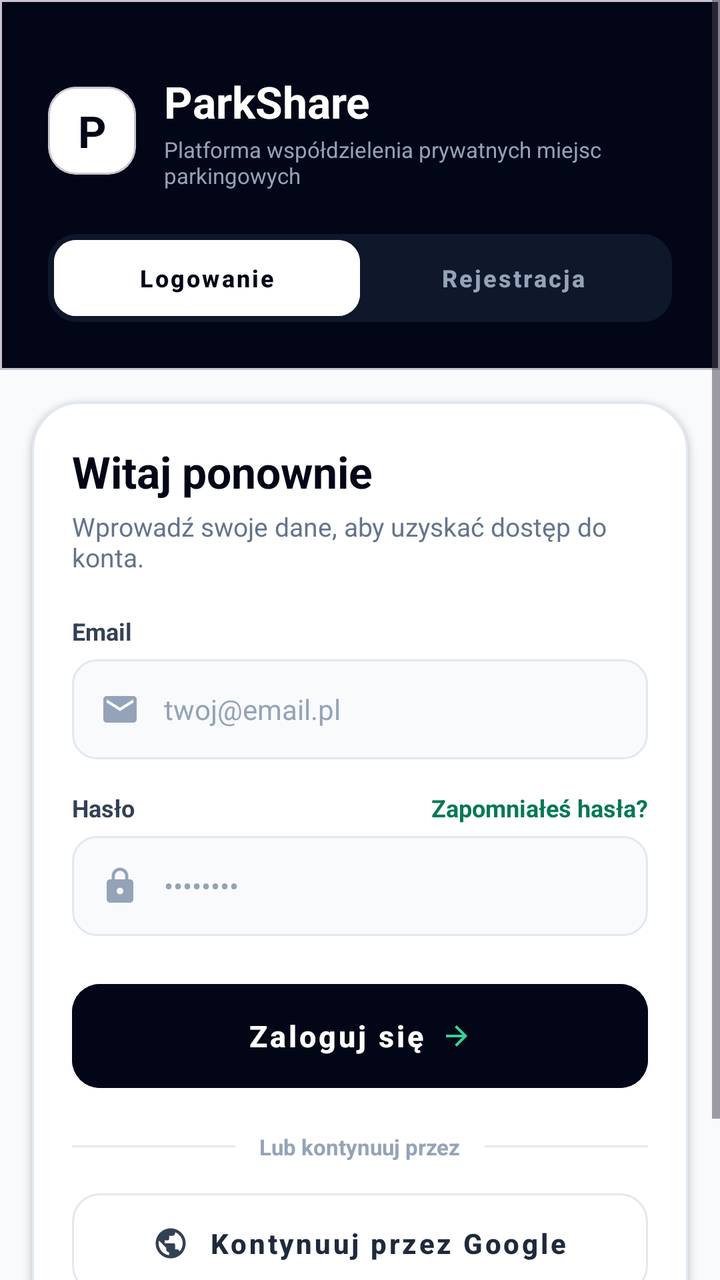
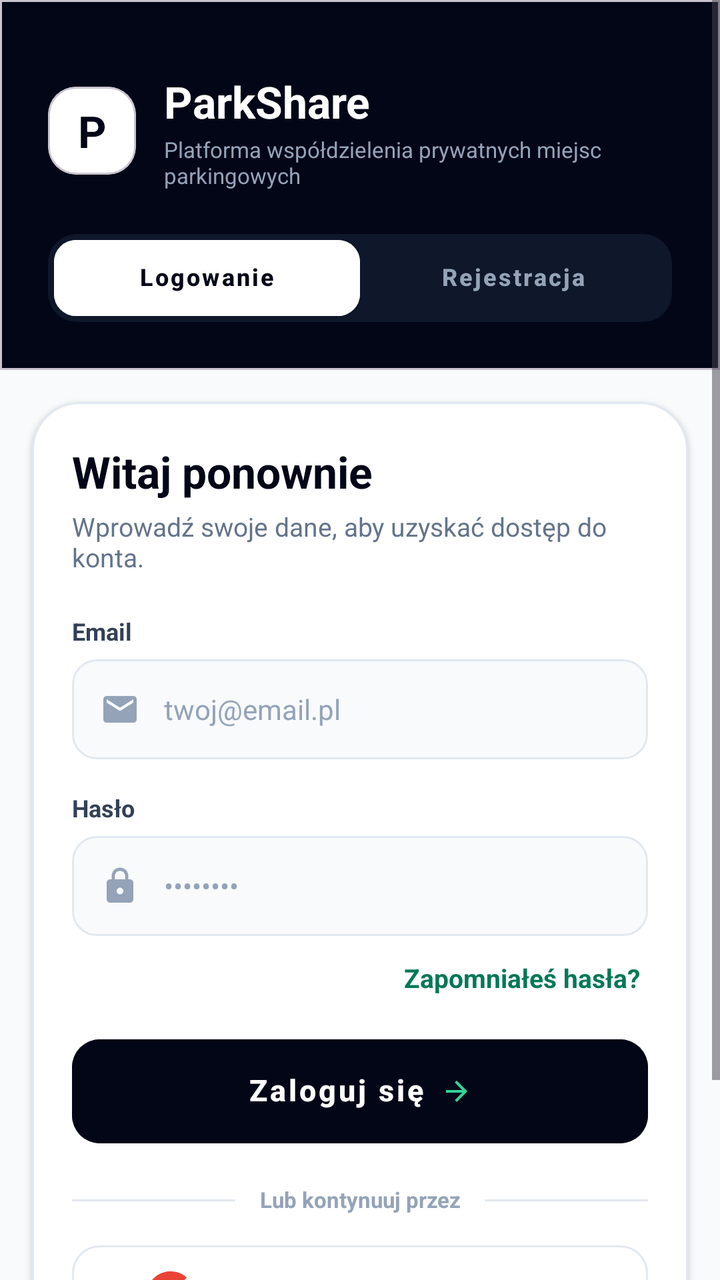

Screens rendered from an Android XML layout before and after an edit, with the pre-edit source and the edit as a unified diff.
<!-- AndroidManifest.xml: application theme Theme.Project -->
<!-- res/layout/activity_login.xml -->
<?xml version="1.0" encoding="utf-8"?>
<androidx.constraintlayout.widget.ConstraintLayout xmlns:android="http://schemas.android.com/apk/res/android"
    xmlns:app="http://schemas.android.com/apk/res-auto"
    xmlns:tools="http://schemas.android.com/tools"
    android:id="@+id/main"
    android:layout_width="match_parent"
    android:layout_height="match_parent"
    android:background="@color/brand_slate_50"
    tools:context=".ui.LoginActivity">

    <ScrollView
        android:layout_width="0dp"
        android:layout_height="0dp"
        android:clipToPadding="false"
        android:fillViewport="true"
        android:overScrollMode="never"
        app:layout_constraintBottom_toBottomOf="parent"
        app:layout_constraintEnd_toEndOf="parent"
        app:layout_constraintStart_toStartOf="parent"
        app:layout_constraintTop_toTopOf="parent">

        <LinearLayout
            android:layout_width="match_parent"
            android:layout_height="wrap_content"
            android:orientation="vertical"
            android:paddingBottom="24dp">

            
            <com.google.android.material.card.MaterialCardView
                android:layout_width="match_parent"
                android:layout_height="wrap_content"
                app:cardBackgroundColor="@color/brand_slate_950"
                app:cardCornerRadius="0dp"
                app:cardElevation="0dp">

                <LinearLayout
                    android:layout_width="match_parent"
                    android:layout_height="wrap_content"
                    android:orientation="vertical"
                    android:paddingStart="24dp"
                    android:paddingTop="36dp"
                    android:paddingEnd="24dp"
                    android:paddingBottom="24dp">

                    <LinearLayout
                        android:layout_width="match_parent"
                        android:layout_height="wrap_content"
                        android:gravity="center_vertical"
                        android:orientation="horizontal">

                        
                        <com.google.android.material.card.MaterialCardView
                            android:layout_width="44dp"
                            android:layout_height="44dp"
                            app:cardBackgroundColor="@color/white"
                            app:cardCornerRadius="14dp"
                            app:cardElevation="2dp">

                            <TextView
                                android:layout_width="match_parent"
                                android:layout_height="match_parent"
                                android:gravity="center"
                                android:text="@string/app_brand_letter"
                                android:textColor="@color/brand_slate_950"
                                android:textSize="22sp"
                                android:textStyle="bold" />
                        </com.google.android.material.card.MaterialCardView>

                        <LinearLayout
                            android:layout_width="0dp"
                            android:layout_height="wrap_content"
                            android:layout_marginStart="14dp"
                            android:layout_weight="1"
                            android:orientation="vertical">

                            <TextView
                                android:layout_width="wrap_content"
                                android:layout_height="wrap_content"
                                android:text="@string/app_name"
                                android:textColor="@color/white"
                                android:textSize="22sp"
                                android:textStyle="bold" />

                            <TextView
                                android:layout_width="wrap_content"
                                android:layout_height="wrap_content"
                                android:layout_marginTop="2dp"
                                android:text="@string/app_tagline"
                                android:textColor="@color/brand_slate_400"
                                android:textSize="11sp" />
                        </LinearLayout>
                    </LinearLayout>

                    
                    <LinearLayout
                        android:layout_width="match_parent"
                        android:layout_height="44dp"
                        android:layout_marginTop="22dp"
                        android:background="@drawable/bg_segmented_container"
                        android:backgroundTint="@color/brand_slate_900"
                        android:orientation="horizontal"
                        android:padding="3dp">

                        <com.google.android.material.button.MaterialButton
                            android:id="@+id/tab_login"
                            style="@style/Widget.MaterialComponents.Button.UnelevatedButton"
                            android:layout_width="0dp"
                            android:layout_height="match_parent"
                            android:layout_weight="1"
                            android:backgroundTint="@color/white"
                            android:insetTop="0dp"
                            android:insetBottom="0dp"
                            android:text="@string/tab_auth_login"
                            android:textAllCaps="false"
                            android:textColor="@color/brand_slate_950"
                            android:textSize="12sp"
                            android:textStyle="bold"
                            app:cornerRadius="11dp" />

                        <com.google.android.material.button.MaterialButton
                            android:id="@+id/tab_register"
                            style="@style/Widget.MaterialComponents.Button.TextButton"
                            android:layout_width="0dp"
                            android:layout_height="match_parent"
                            android:layout_weight="1"
                            android:insetTop="0dp"
                            android:insetBottom="0dp"
                            android:text="@string/tab_auth_register"
                            android:textAllCaps="false"
                            android:textColor="@color/brand_slate_400"
                            android:textSize="12sp"
                            android:textStyle="bold"
                            app:cornerRadius="11dp" />
                    </LinearLayout>

                </LinearLayout>
            </com.google.android.material.card.MaterialCardView>

            
            <com.google.android.material.card.MaterialCardView
                android:layout_width="match_parent"
                android:layout_height="wrap_content"
                android:layout_marginStart="16dp"
                android:layout_marginTop="16dp"
                android:layout_marginEnd="16dp"
                app:cardBackgroundColor="@color/card_background"
                app:cardCornerRadius="24dp"
                app:cardElevation="2dp"
                app:strokeColor="@color/brand_slate_200"
                app:strokeWidth="1dp">

                <LinearLayout
                    android:layout_width="match_parent"
                    android:layout_height="wrap_content"
                    android:orientation="vertical"
                    android:padding="20dp">

                    
                    <TextView
                        android:layout_width="wrap_content"
                        android:layout_height="wrap_content"
                        android:text="@string/title_welcome_back"
                        android:textColor="@color/brand_slate_950"
                        android:textSize="22sp"
                        android:textStyle="bold" />

                    <TextView
                        android:layout_width="wrap_content"
                        android:layout_height="wrap_content"
                        android:layout_marginTop="4dp"
                        android:text="@string/subtitle_welcome_back"
                        android:textColor="@color/brand_slate_500"
                        android:textSize="13sp" />

                    
                    <TextView
                        android:layout_width="wrap_content"
                        android:layout_height="wrap_content"
                        android:layout_marginTop="20dp"
                        android:text="@string/label_email"
                        android:textColor="@color/brand_slate_700"
                        android:textSize="12sp"
                        android:textStyle="bold" />

                    <EditText
                        android:id="@+id/edit_login_email"
                        android:layout_width="match_parent"
                        android:layout_height="50dp"
                        android:layout_marginTop="6dp"
                        android:autofillHints="emailAddress"
                        android:background="@drawable/bg_input_rounded"
                        android:drawableStart="@drawable/ic_mail"
                        android:drawablePadding="12dp"
                        android:drawableTint="@color/brand_slate_400"
                        android:hint="@string/hint_email"
                        android:inputType="textEmailAddress"
                        android:paddingHorizontal="14dp"
                        android:textColor="@color/brand_slate_950"
                        android:textColorHint="@color/brand_slate_400"
                        android:textSize="14sp" />

                    
                    <RelativeLayout
                        android:layout_width="match_parent"
                        android:layout_height="wrap_content"
                        android:layout_marginTop="16dp">

                        <TextView
                            android:layout_width="wrap_content"
                            android:layout_height="wrap_content"
                            android:layout_alignParentStart="true"
                            android:text="@string/label_password"
                            android:textColor="@color/brand_slate_700"
                            android:textSize="12sp"
                            android:textStyle="bold" />

                        <TextView
                            android:id="@+id/btn_forgot_password"
                            android:layout_width="wrap_content"
                            android:layout_height="wrap_content"
                            android:layout_alignParentEnd="true"
                            android:background="?attr/selectableItemBackground"
                            android:clickable="true"
                            android:focusable="true"
                            android:text="@string/link_forgot_password"
                            android:textColor="@color/brand_emerald_700"
                            android:textSize="12sp"
                            android:textStyle="bold" />
                    </RelativeLayout>

                    <EditText
                        android:id="@+id/edit_login_password"
                        android:layout_width="match_parent"
                        android:layout_height="50dp"
                        android:layout_marginTop="6dp"
                        android:autofillHints="password"
                        android:background="@drawable/bg_input_rounded"
                        android:drawableStart="@drawable/ic_lock"
                        android:drawablePadding="12dp"
                        android:drawableTint="@color/brand_slate_400"
                        android:hint="••••••••"
                        android:inputType="textPassword"
                        android:paddingHorizontal="14dp"
                        android:textColor="@color/brand_slate_950"
                        android:textColorHint="@color/brand_slate_400"
                        android:textSize="14sp" />

                    
                    <com.google.android.material.button.MaterialButton
                        android:id="@+id/btn_login"
                        style="@style/Widget.MaterialComponents.Button.UnelevatedButton"
                        android:layout_width="match_parent"
                        android:layout_height="52dp"
                        android:layout_marginTop="24dp"
                        android:backgroundTint="@color/brand_slate_950"
                        android:insetTop="0dp"
                        android:insetBottom="0dp"
                        android:text="@string/btn_login"
                        android:textAllCaps="false"
                        android:textColor="@color/white"
                        android:textSize="15sp"
                        android:textStyle="bold"
                        app:cornerRadius="14dp"
                        app:icon="@drawable/ic_arrow_forward"
                        app:iconGravity="textEnd"
                        app:iconPadding="8dp"
                        app:iconSize="16dp"
                        app:iconTint="@color/brand_emerald_400" />

                    
                    <LinearLayout
                        android:layout_width="match_parent"
                        android:layout_height="wrap_content"
                        android:layout_marginTop="22dp"
                        android:gravity="center_vertical"
                        android:orientation="horizontal">

                        <View
                            android:layout_width="0dp"
                            android:layout_height="1dp"
                            android:layout_weight="1"
                            android:background="@color/brand_slate_200" />

                        <TextView
                            android:layout_width="wrap_content"
                            android:layout_height="wrap_content"
                            android:layout_marginHorizontal="12dp"
                            android:text="@string/divider_or_continue"
                            android:textColor="@color/brand_slate_400"
                            android:textSize="11sp"
                            android:textStyle="bold" />

                        <View
                            android:layout_width="0dp"
                            android:layout_height="1dp"
                            android:layout_weight="1"
                            android:background="@color/brand_slate_200" />
                    </LinearLayout>

                    
                    <com.google.android.material.button.MaterialButton
                        android:id="@+id/btn_google_login"
                        style="@style/Widget.MaterialComponents.Button.OutlinedButton"
                        android:layout_width="match_parent"
                        android:layout_height="50dp"
                        android:layout_marginTop="16dp"
                        android:backgroundTint="@color/card_background"
                        android:insetTop="0dp"
                        android:insetBottom="0dp"
                        android:text="@string/google_signin_text"
                        android:textAllCaps="false"
                        android:textColor="@color/brand_slate_800"
                        android:textSize="14sp"
                        android:textStyle="bold"
                        app:cornerRadius="14dp"
                        app:icon="@drawable/ic_globe"
                        app:iconGravity="textStart"
                        app:iconPadding="10dp"
                        app:iconTint="@color/brand_slate_700"
                        app:strokeColor="@color/brand_slate_200"
                        app:strokeWidth="1dp" />

                </LinearLayout>
            </com.google.android.material.card.MaterialCardView>

            
            <LinearLayout
                android:layout_width="match_parent"
                android:layout_height="wrap_content"
                android:layout_marginTop="24dp"
                android:gravity="center"
                android:orientation="horizontal">

                <TextView
                    android:layout_width="wrap_content"
                    android:layout_height="wrap_content"
                    android:text="@string/prompt_no_account"
                    android:textColor="@color/brand_slate_500"
                    android:textSize="13sp" />

                <TextView
                    android:id="@+id/btn_go_to_register"
                    android:layout_width="wrap_content"
                    android:layout_height="wrap_content"
                    android:background="?attr/selectableItemBackground"
                    android:clickable="true"
                    android:focusable="true"
                    android:text="@string/link_register_free"
                    android:textColor="@color/brand_emerald_700"
                    android:textSize="13sp"
                    android:textStyle="bold" />
            </LinearLayout>

        </LinearLayout>
    </ScrollView>

</androidx.constraintlayout.widget.ConstraintLayout>
<!-- resources referenced by this layout -->
<resources>
  <color name="brand_emerald_400">#34D399</color>
  <color name="brand_emerald_700">#047857</color>
  <color name="brand_slate_200">#E2E8F0</color>
  <color name="brand_slate_400">#94A3B8</color>
  <color name="brand_slate_50">#F8FAFC</color>
  <color name="brand_slate_500">#64748B</color>
  <color name="brand_slate_700">#334155</color>
  <color name="brand_slate_800">#1E293B</color>
  <color name="brand_slate_900">#0F172A</color>
  <color name="brand_slate_950">#020617</color>
  <color name="card_background">#FFFFFF</color>
  <color name="white">#FFFFFFFF</color>
  <!-- drawable ic_globe (drawable) -->
  <?xml version="1.0" encoding="utf-8"?>
  <vector xmlns:android="http://schemas.android.com/apk/res/android"
      android:width="24dp"
      android:height="24dp"
      android:viewportWidth="24"
      android:viewportHeight="24">
      <path
          android:fillColor="#2563EB"
          android:pathData="M12,2C6.48,2 2,6.48 2,12s4.48,10 10,10 10,-4.48 10,-10S17.52,2 12,2zm-1,17.93c-3.95,-0.49 -7,-3.85 -7,-7.93 0,-0.62 0.08,-1.21 0.21,-1.79L9,15v1c0,1.1 0.9,2 2,2v1.93zm6.9,-2.54c-0.26,-0.81 -1,-1.39 -1.9,-1.39h-1v-3c0,-0.55 -0.45,-1 -1,-1H8v-2h2c0.55,0 1,-0.45 1,-1V7h2c1.1,0 2,-0.9 2,-2v-0.41c2.93,1.19 5,4.06 5,7.41 0,2.08 -0.8,3.97 -2.1,5.39z" />
  </vector>
  <string name="app_brand_letter">P</string>
  <string name="app_name">ParkShare</string>
  <string name="app_tagline">Platforma współdzielenia prywatnych miejsc parkingowych</string>
  <string name="btn_login">Zaloguj się</string>
  <string name="divider_or_continue">Lub kontynuuj przez</string>
  <string name="google_signin_text">Kontynuuj przez Google</string>
  <string name="hint_email">twoj@email.pl</string>
  <string name="label_email">Email</string>
  <string name="label_password">Hasło</string>
  <string name="link_forgot_password">Zapomniałeś hasła?</string>
  <string name="link_register_free">Zarejestruj się za darmo</string>
  <string name="prompt_no_account">Nie masz jeszcze konta? </string>
  <string name="subtitle_welcome_back">Wprowadź swoje dane, aby uzyskać dostęp do konta.</string>
  <string name="tab_auth_login">Logowanie</string>
  <string name="tab_auth_register">Rejestracja</string>
  <string name="title_welcome_back">Witaj ponownie</string>
  <style name="Theme.Project" parent="Base.Theme.Project" />
  <color name="brand_slate_100">#F1F5F9</color>
  <style name="Base.Theme.Project" parent="Theme.Material3.DayNight.NoActionBar">
          <item name="bottomNavigationStyle">@style/Widget.App.BottomNavigationView</item>
      </style>
  <style name="Widget.App.BottomNavActiveIndicator" parent="Widget.Material3.BottomNavigationView.ActiveIndicator">
          <item name="android:color">@color/green_mint_pill</item>
      </style>
  <color name="green_mint_pill">#52F7A9</color>
  <!-- unchanged entries left out for length: 6 -->
</resources>

<!-- the commit's change to res/layout/activity_login.xml (unified diff, before → after) -->
@@ -108,8 +108,12 @@
                             android:layout_height="match_parent"
                             android:layout_weight="1"
                             android:backgroundTint="@color/white"
+                            android:gravity="center"
+                            android:includeFontPadding="false"
                             android:insetTop="0dp"
                             android:insetBottom="0dp"
+                            android:minHeight="0dp"
+                            android:padding="0dp"
                             android:text="@string/tab_auth_login"
                             android:textAllCaps="false"
                             android:textColor="@color/brand_slate_950"
@@ -123,8 +127,12 @@
                             android:layout_width="0dp"
                             android:layout_height="match_parent"
                             android:layout_weight="1"
+                            android:gravity="center"
+                            android:includeFontPadding="false"
                             android:insetTop="0dp"
                             android:insetBottom="0dp"
+                            android:minHeight="0dp"
+                            android:padding="0dp"
                             android:text="@string/tab_auth_register"
                             android:textAllCaps="false"
                             android:textColor="@color/brand_slate_400"
@@ -200,33 +208,14 @@
                         android:textSize="14sp" />
 
                     
-                    <RelativeLayout
-                        android:layout_width="match_parent"
-                        android:layout_height="wrap_content"
-                        android:layout_marginTop="16dp">
-
-                        <TextView
-                            android:layout_width="wrap_content"
-                            android:layout_height="wrap_content"
-                            android:layout_alignParentStart="true"
-                            android:text="@string/label_password"
-                            android:textColor="@color/brand_slate_700"
-                            android:textSize="12sp"
-                            android:textStyle="bold" />
-
-                        <TextView
-                            android:id="@+id/btn_forgot_password"
-                            android:layout_width="wrap_content"
-                            android:layout_height="wrap_content"
-                            android:layout_alignParentEnd="true"
-                            android:background="?attr/selectableItemBackground"
-                            android:clickable="true"
-                            android:focusable="true"
-                            android:text="@string/link_forgot_password"
-                            android:textColor="@color/brand_emerald_700"
-                            android:textSize="12sp"
-                            android:textStyle="bold" />
-                    </RelativeLayout>
+                    <TextView
+                        android:layout_width="wrap_content"
+                        android:layout_height="wrap_content"
+                        android:layout_marginTop="16dp"
+                        android:text="@string/label_password"
+                        android:textColor="@color/brand_slate_700"
+                        android:textSize="12sp"
+                        android:textStyle="bold" />
 
                     <EditText
                         android:id="@+id/edit_login_password"
@@ -246,13 +235,38 @@
                         android:textSize="14sp" />
 
                     
+                    <LinearLayout
+                        android:layout_width="match_parent"
+                        android:layout_height="wrap_content"
+                        android:layout_marginTop="8dp"
+                        android:gravity="end"
+                        android:orientation="horizontal">
+
+                        <TextView
+                            android:id="@+id/btn_forgot_password"
+                            android:layout_width="wrap_content"
+                            android:layout_height="wrap_content"
+                            android:background="?attr/selectableItemBackground"
+                            android:clickable="true"
+                            android:focusable="true"
+                            android:paddingHorizontal="4dp"
+                            android:paddingVertical="4dp"
+                            android:text="@string/link_forgot_password"
+                            android:textColor="@color/brand_emerald_700"
+                            android:textSize="13sp"
+                            android:textStyle="bold" />
+                    </LinearLayout>
+
+                    
                     <com.google.android.material.button.MaterialButton
                         android:id="@+id/btn_login"
                         style="@style/Widget.MaterialComponents.Button.UnelevatedButton"
                         android:layout_width="match_parent"
                         android:layout_height="52dp"
-                        android:layout_marginTop="24dp"
+                        android:layout_marginTop="18dp"
                         android:backgroundTint="@color/brand_slate_950"
+                        android:gravity="center"
+                        android:includeFontPadding="false"
                         android:insetTop="0dp"
                         android:insetBottom="0dp"
                         android:text="@string/btn_login"
@@ -285,6 +299,8 @@
                             android:layout_width="wrap_content"
                             android:layout_height="wrap_content"
                             android:layout_marginHorizontal="12dp"
+                            android:gravity="center"
+                            android:includeFontPadding="false"
                             android:text="@string/divider_or_continue"
                             android:textColor="@color/brand_slate_400"
                             android:textSize="11sp"
@@ -305,6 +321,8 @@
                         android:layout_height="50dp"
                         android:layout_marginTop="16dp"
                         android:backgroundTint="@color/card_background"
+                        android:gravity="center"
+                        android:includeFontPadding="false"
                         android:insetTop="0dp"
                         android:insetBottom="0dp"
                         android:text="@string/google_signin_text"
@@ -313,10 +331,10 @@
                         android:textSize="14sp"
                         android:textStyle="bold"
                         app:cornerRadius="14dp"
-                        app:icon="@drawable/ic_globe"
+                        app:icon="@drawable/ic_google"
                         app:iconGravity="textStart"
                         app:iconPadding="10dp"
-                        app:iconTint="@color/brand_slate_700"
+                        app:iconTint="@null"
                         app:strokeColor="@color/brand_slate_200"
                         app:strokeWidth="1dp" />
 
<!-- resource entries referenced after the edit -->
@@ -12,16 +12,24 @@
   <color name="brand_slate_950">#020617</color>
   <color name="card_background">#FFFFFF</color>
   <color name="white">#FFFFFFFF</color>
-  <!-- drawable ic_globe (drawable) -->
-  <?xml version="1.0" encoding="utf-8"?>
+  <!-- drawable ic_google (drawable) -->
   <vector xmlns:android="http://schemas.android.com/apk/res/android"
       android:width="24dp"
       android:height="24dp"
       android:viewportWidth="24"
       android:viewportHeight="24">
       <path
-          android:fillColor="#2563EB"
-          android:pathData="M12,2C6.48,2 2,6.48 2,12s4.48,10 10,10 10,-4.48 10,-10S17.52,2 12,2zm-1,17.93c-3.95,-0.49 -7,-3.85 -7,-7.93 0,-0.62 0.08,-1.21 0.21,-1.79L9,15v1c0,1.1 0.9,2 2,2v1.93zm6.9,-2.54c-0.26,-0.81 -1,-1.39 -1.9,-1.39h-1v-3c0,-0.55 -0.45,-1 -1,-1H8v-2h2c0.55,0 1,-0.45 1,-1V7h2c1.1,0 2,-0.9 2,-2v-0.41c2.93,1.19 5,4.06 5,7.41 0,2.08 -0.8,3.97 -2.1,5.39z" />
+          android:fillColor="#4285F4"
+          android:pathData="M23.745,12.27c0,-0.71 -0.06,-1.4 -0.19,-2.07H12v4.51h6.6c-0.29,1.52 -1.14,2.82 -2.4,3.68v3.05h3.88c2.27,-2.09 3.66,-5.17 3.66,-9.17z" />
+      <path
+          android:fillColor="#34A853"
+          android:pathData="M12,24c3.24,0 5.95,-1.08 7.93,-2.91l-3.88,-3.05c-1.08,0.72 -2.45,1.16 -4.05,1.16 -3.12,0 -5.77,-2.1 -6.72,-4.93H1.25v3.15C3.27,21.44 7.33,24 12,24z" />
+      <path
+          android:fillColor="#FBBC05"
+          android:pathData="M5.28,14.27c-0.25,-0.72 -0.38,-1.49 -0.38,-2.27s0.14,-1.55 0.38,-2.27V6.58H1.25C0.45,8.17 0,9.97 0,12s0.45,3.83 1.25,5.42l4.03,-3.15z" />
+      <path
+          android:fillColor="#EA4335"
+          android:pathData="M12,4.75c1.77,0 3.35,0.61 4.6,1.8l3.42,-3.42C17.95,1.19 15.24,0 12,0 7.33,0 3.27,2.56 1.25,6.58l4.03,3.15C6.23,6.85 8.88,4.75 12,4.75z" />
   </vector>
   <string name="app_brand_letter">P</string>
   <string name="app_name">ParkShare</string>
@@ -43,6 +51,20 @@
   <color name="brand_slate_100">#F1F5F9</color>
   <style name="Base.Theme.Project" parent="Theme.Material3.DayNight.NoActionBar">
           <item name="bottomNavigationStyle">@style/Widget.App.BottomNavigationView</item>
+          <item name="materialButtonStyle">@style/Widget.App.Button</item>
+          <item name="materialButtonOutlinedStyle">@style/Widget.App.Button.Outlined</item>
+      </style>
+  <style name="Widget.App.Button" parent="Widget.MaterialComponents.Button.UnelevatedButton">
+          <item name="android:gravity">center</item>
+          <item name="android:includeFontPadding">false</item>
+          <item name="android:insetTop">0dp</item>
+          <item name="android:insetBottom">0dp</item>
+      </style>
+  <style name="Widget.App.Button.Outlined" parent="Widget.MaterialComponents.Button.OutlinedButton">
+          <item name="android:gravity">center</item>
+          <item name="android:includeFontPadding">false</item>
+          <item name="android:insetTop">0dp</item>
+          <item name="android:insetBottom">0dp</item>
       </style>
   <style name="Widget.App.BottomNavActiveIndicator" parent="Widget.Material3.BottomNavigationView.ActiveIndicator">
           <item name="android:color">@color/green_mint_pill</item>
